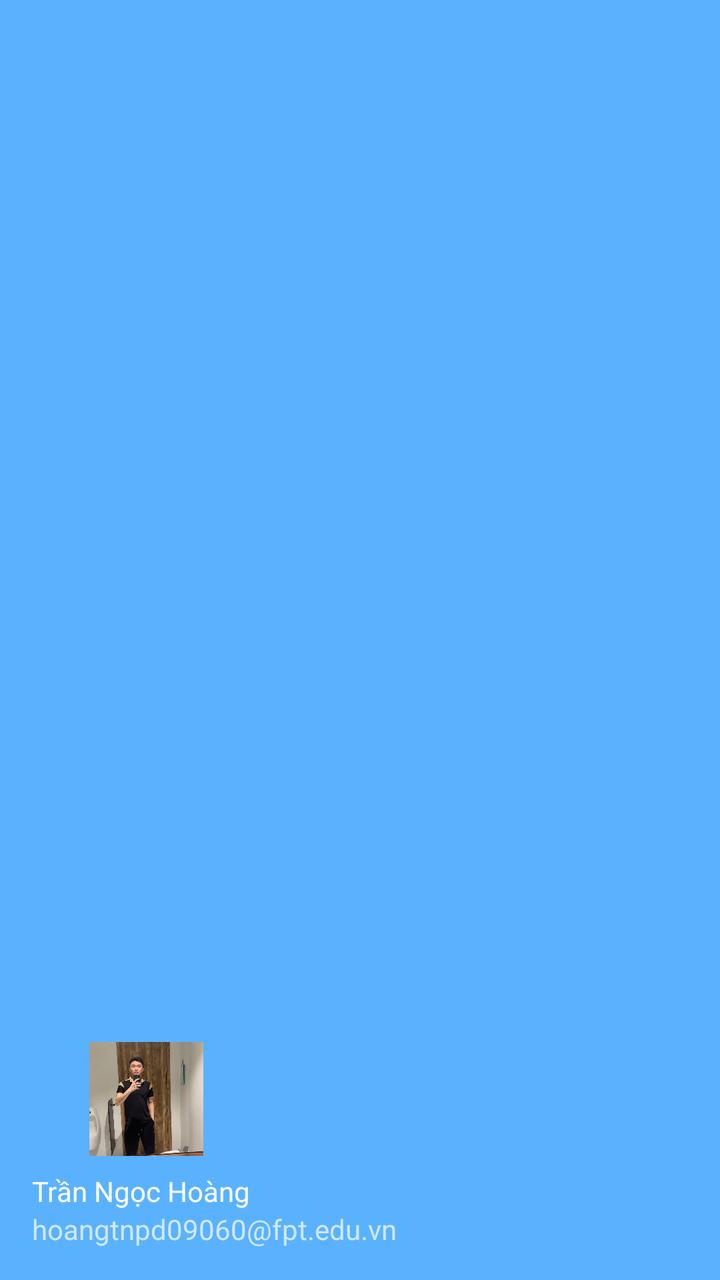
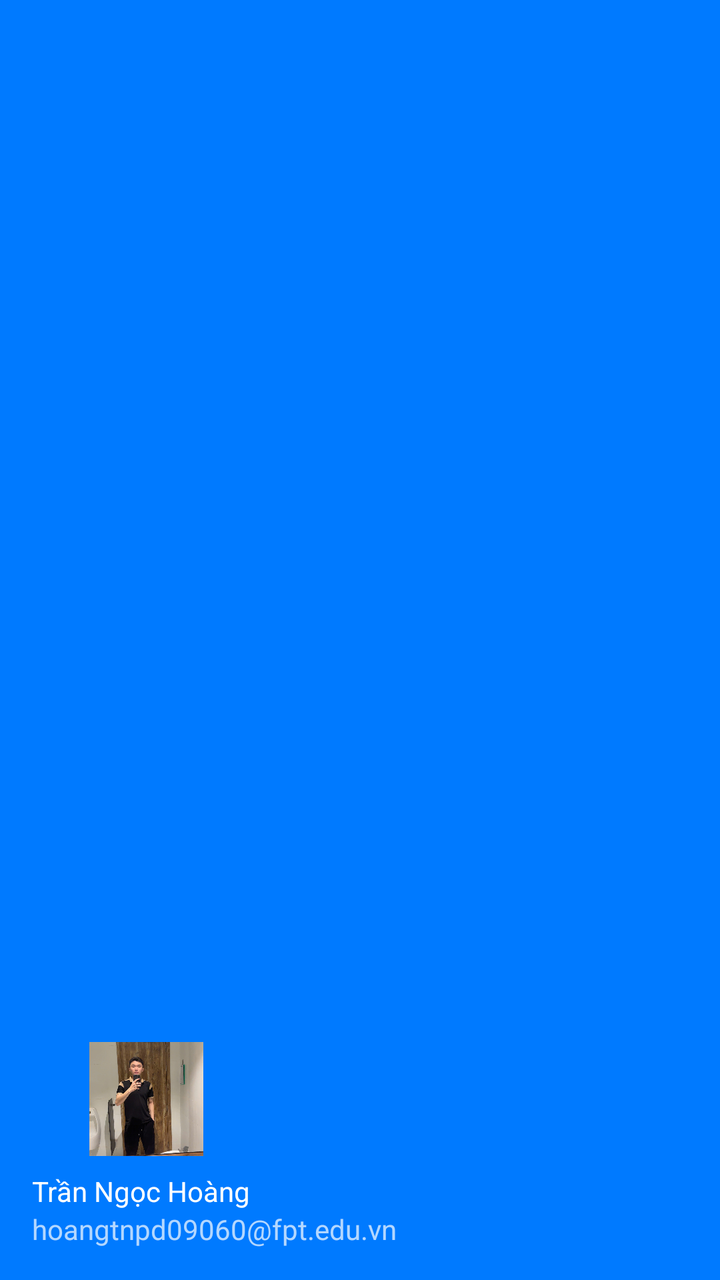

Compare the two renders of this Android layout. The source of the first and the diff that turns it into the second are given below.
<!-- AndroidManifest.xml: application theme Theme.Banhmiviet -->
<!-- res/layout/nav_header_main.xml -->
<?xml version="1.0" encoding="utf-8"?>
<LinearLayout xmlns:android="http://schemas.android.com/apk/res/android"
    xmlns:app="http://schemas.android.com/apk/res-auto"
    android:layout_width="match_parent"
    android:layout_height="@dimen/nav_header_height"
    android:background="#5AB2FF"
    android:gravity="bottom"
    android:orientation="vertical"
    android:paddingLeft="@dimen/activity_horizontal_margin"
    android:paddingTop="@dimen/activity_vertical_margin"
    android:paddingRight="@dimen/activity_horizontal_margin"
    android:paddingBottom="@dimen/activity_vertical_margin"
    android:theme="@style/ThemeOverlay.AppCompat.Dark">

    <ImageView
        android:id="@+id/imageView"
        android:layout_width="114dp"
        android:layout_height="65dp"
        android:contentDescription="@string/nav_header_desc"
        android:paddingTop="@dimen/nav_header_vertical_spacing"
        app:srcCompat="@drawable/image" />

    <TextView
        android:layout_width="match_parent"
        android:layout_height="wrap_content"
        android:paddingTop="@dimen/nav_header_vertical_spacing"
        android:text="Trần Ngọc Hoàng"
        android:textAppearance="@style/TextAppearance.AppCompat.Body1" />

    <TextView
        android:id="@+id/textView"
        android:layout_width="wrap_content"
        android:layout_height="wrap_content"
        android:text="hoangtnpd09060@fpt.edu.vn" />
</LinearLayout>
<!-- resources referenced by this layout -->
<resources>
  <dimen name="activity_horizontal_margin">16dp</dimen>
  <dimen name="activity_vertical_margin">16dp</dimen>
  <dimen name="nav_header_height">176dp</dimen>
  <dimen name="nav_header_vertical_spacing">8dp</dimen>
  <!-- drawable image: jpg bitmap (drawable, 161776 bytes) -->
  <string name="nav_header_desc">Navigation header</string>
  <style name="Theme.Banhmiviet" parent="Theme.MaterialComponents.DayNight.DarkActionBar">
          
          <item name="colorPrimary">@color/purple_500</item>
          <item name="colorPrimaryVariant">@color/purple_700</item>
          <item name="colorOnPrimary">@color/white</item>
          
          <item name="colorSecondary">@color/teal_200</item>
          <item name="colorSecondaryVariant">@color/teal_700</item>
          <item name="colorOnSecondary">@color/black</item>
          
          <item name="android:statusBarColor">?attr/colorPrimaryVariant</item>
          
      </style>
  <color name="purple_500">#FF6200EE</color>
  <color name="purple_700">#FF3700B3</color>
  <color name="white">#FFFFFFFF</color>
  <color name="teal_200">#FF03DAC5</color>
  <color name="teal_700">#FF018786</color>
  <color name="black">#FF000000</color>
</resources>

<!-- the commit's change to res/layout/nav_header_main.xml (unified diff, before → after) -->
@@ -3,7 +3,7 @@
     xmlns:app="http://schemas.android.com/apk/res-auto"
     android:layout_width="match_parent"
     android:layout_height="@dimen/nav_header_height"
-    android:background="#5AB2FF"
+    android:background="@color/chudao"
     android:gravity="bottom"
     android:orientation="vertical"
     android:paddingLeft="@dimen/activity_horizontal_margin"
<!-- resource entries referenced after the edit -->
@@ -1,5 +1,6 @@
 <!-- resources referenced by this layout -->
 <resources>
+  <color name="chudao">#007AFF</color>
   <dimen name="activity_horizontal_margin">16dp</dimen>
   <dimen name="activity_vertical_margin">16dp</dimen>
   <dimen name="nav_header_height">176dp</dimen>
